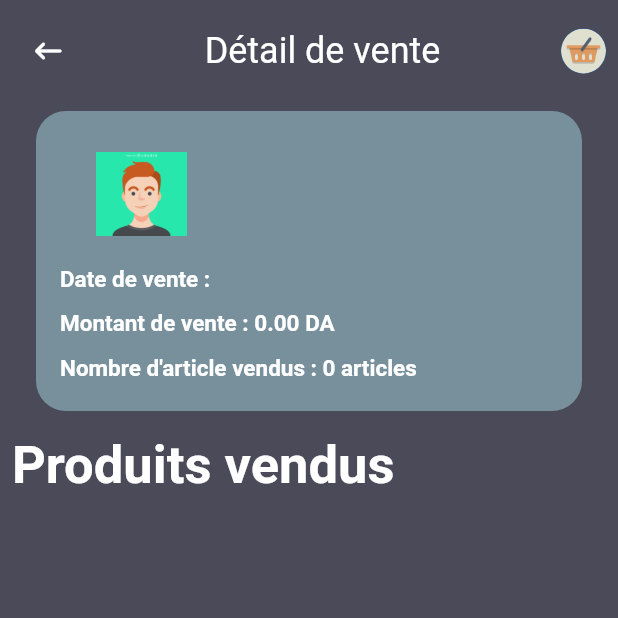
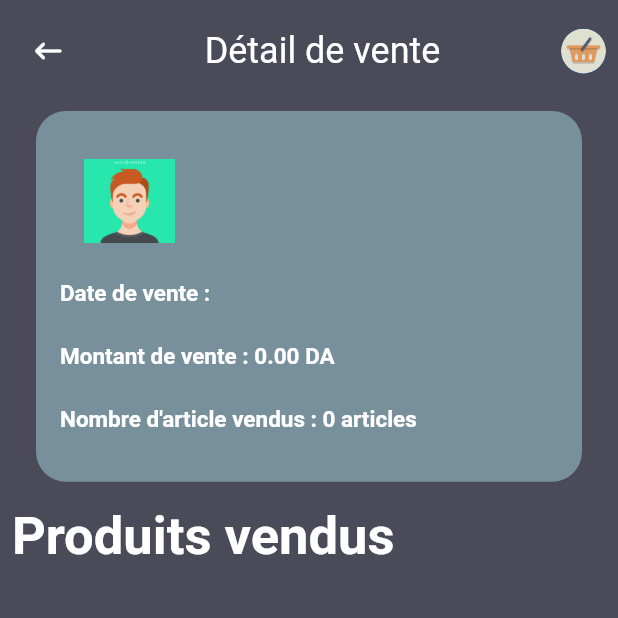
Before and after one commit to amineadmane/Stock-Sell, a Flutter app: the HistoriquedetailPage screen opened directly with empty values, on a phone screen of 412 x 824 dp, the top half of it. Run offline on Flutter 3.47's test engine with Material 2 defaults, Android fonts, the phone set to English and light mode, and no system bars; our stand-ins replace chips_choice, cloud_firestore, firebase_auth, firebase_core, font_awesome_flutter, modal_progress_hud and 4 more; accounts and stored records are empty; Roboto replaces fonts that are missing (Mom cake).

Commit message:
history/vente

```diff
--- a/lib/Screens/Historydetail.dart
+++ b/lib/Screens/Historydetail.dart
@@ -73,11 +73,7 @@ class _HistoriquedetailPageState extends State<HistoriquedetailPage>
       child: Container(
         color: backgroundColor,
         padding: const EdgeInsets.only(left: 8, right: 8, top: 10),
-        child: ListView(
-            scrollDirection: Axis.vertical,
-            shrinkWrap: true,
-            children: [
-              Column(
+        child: Column(
           crossAxisAlignment: CrossAxisAlignment.start,
           mainAxisSize: MainAxisSize.max,
           children: <Widget>[
@@ -100,6 +96,11 @@ class _HistoriquedetailPageState extends State<HistoriquedetailPage>
                 ),
               ],
             ),
+            Expanded(
+              child: Container(
+                child: ListView(
+                  shrinkWrap: true,
+                  children: [
                     Padding(
                       padding: EdgeInsets.all(16),
                       child: Container(
@@ -108,7 +109,7 @@ class _HistoriquedetailPageState extends State<HistoriquedetailPage>
                           top: 8.0,
                           bottom: 8.0,
                         ),
-                      height: 200.0,
+                        height: screenHeight * 0.3,
                         decoration: BoxDecoration(
                             color: Colors.blueGrey[400],
                             borderRadius:
@@ -118,8 +119,6 @@ class _HistoriquedetailPageState extends State<HistoriquedetailPage>
                           mainAxisAlignment: MainAxisAlignment.spaceEvenly,
                           children: [
                             SizedBox(
-                            child: TextButton(
-                              onPressed: () {},
                               child: ListTile(
                                 leading: Image(
                                   image: AssetImage('assets/images/avatar.jpg'),
@@ -131,7 +130,6 @@ class _HistoriquedetailPageState extends State<HistoriquedetailPage>
                                       fontSize: 30,
                                       fontWeight: FontWeight.bold,
                                       color: Colors.white),
-                                ),
                                 ),
                               ),
                             ),
@@ -172,9 +170,10 @@ class _HistoriquedetailPageState extends State<HistoriquedetailPage>
                           fontWeight: FontWeight.bold,
                           color: Colors.white),
                     ),
-                  ListView.separated(
+                    new ListView.separated(
                       scrollDirection: Axis.vertical,
                       shrinkWrap: true,
+                      physics: ClampingScrollPhysics(),
                       padding: const EdgeInsets.all(16),
                       itemCount: widget.produits.length,
                       itemBuilder: (BuildContext context, int index) {
@@ -259,7 +258,8 @@ class _HistoriquedetailPageState extends State<HistoriquedetailPage>
                                                     "Montant : " +
                                                         widget.produits[index]
                                                             .couttotale
-                                                          .toStringAsFixed(2) +
+                                                            .toStringAsFixed(
+                                                                2) +
                                                         " DA",
                                                     style: TextStyle(
                                                         fontFamily: 'Mom cake',
@@ -294,7 +294,10 @@ class _HistoriquedetailPageState extends State<HistoriquedetailPage>
                     ),
                   ],
                 ),
-            ]),
+              ),
+            ),
+          ],
+        ),
       ),
     );
   }
--- a/lib/Services/database.dart
+++ b/lib/Services/database.dart
@@ -168,9 +168,11 @@ class DatabaseService {
     if (a.size != 0) {
       String docid = a.docs.first.id;
       int nb_product = a.docs.first.get('nb_product');
+      double couttotale = a.docs.first.get('couttotale');
       try {
         VenteCollection.doc(docid).update({
           'nb_product': nb_product + nbProducts,
+          'couttotale': couttotale + _couttotale,
         });
       } catch (e) {
         print(e.toString());
```
Also changed, not shown: lib/Screens/Vente.dart (+11 -8 lines). Lines whose indentation alone changed are shown as unchanged.
